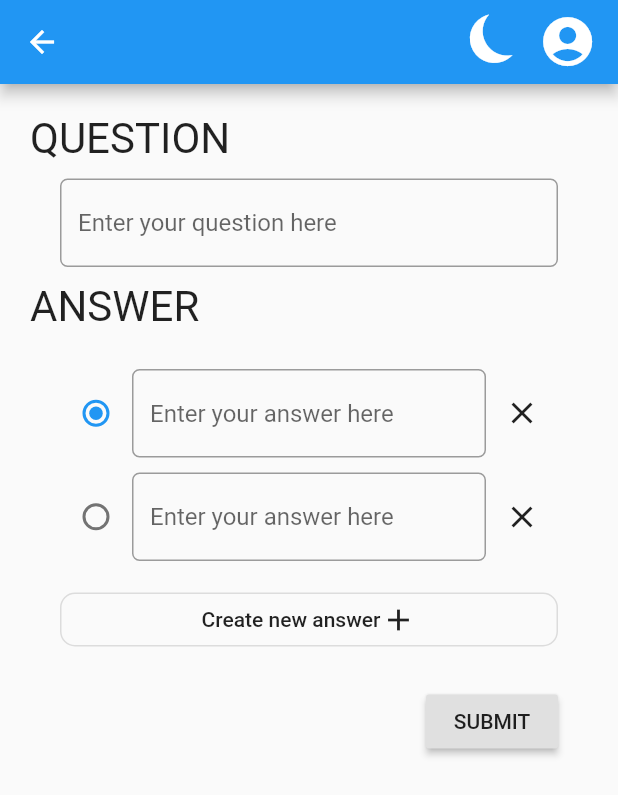
After one commit to ballyees/daily_challenge, a Flutter app: the AskQuestion screen opened directly, after a tap on the "close" icon, on a phone screen of 412 x 824 dp. The commit adds this screen. Shown: the top 795 px of the screen. Run offline on Flutter 3.47's test engine with Material 2 defaults, Android fonts, the phone set to English and light mode, and no system bars; our stand-ins replace logger, shared_preferences; missing offline and left inert: ff_navigation_bar, morpheus; accounts and stored records are empty.

Commit message:
create ask question pages but no submit logic

```diff
--- a/lib/src/appbar/appbar.dart
+++ b/lib/src/appbar/appbar.dart
@@ -32,7 +32,7 @@ class AppBarPages {
     AppThemeProvider appThemeProvider = Provider.of<AppThemeProvider>(context);
     PageIndexProvider pageIndexProvider = Provider.of<PageIndexProvider>(context);
     double _appBarHeight = AppBar().preferredSize.height;
-    double _itemSize = _appBarHeight * 0.75;
+    double _itemSize = _appBarHeight * 0.7;
     double _spaceSize = _appBarHeight / 4;
     return AppBar(
       actions: [
@@ -81,4 +81,66 @@ class AppBarPages {
       ],
     );
   }
+
+  static AppBar appBarAskQuestion(context, formKey){
+    AppThemeProvider appThemeProvider = Provider.of<AppThemeProvider>(context);
+    PageIndexProvider pageIndexProvider = Provider.of<PageIndexProvider>(context);
+    double _appBarHeight = AppBar().preferredSize.height;
+    double _itemSize = _appBarHeight * 0.7;
+    double _spaceSize = _appBarHeight / 4;
+    return AppBar(
+        leading: IconButton(
+          icon: Icon(Icons.arrow_back),
+          onPressed: () {
+            formKey.currentState.save();
+            Navigator.of(context).pop();
+          },
+        ),
+      actions: [
+        SizedBox(
+            height: _itemSize,
+            width: _itemSize,
+            child: RawMaterialButton(
+              child: Transform.rotate(
+                  angle: appThemeProvider.isDarkTheme ? 0 : pi * 2.5 / 3,
+                  child: Icon(
+                    appThemeProvider.isDarkTheme
+                        ? Icons.lightbulb_outline
+                        : Icons.brightness_3,
+                    size: _itemSize,
+                  )),
+              onPressed: () {
+                appThemeProvider.toggleTheme();
+                CustomLogger.log('appbar theme');
+              },
+              shape: CircleBorder(),
+            )),
+        SizedBox(
+          height: _spaceSize,
+          width: _spaceSize,
+        ),
+        SizedBox(
+          height: _itemSize,
+          width: _itemSize,
+          child: RawMaterialButton(
+            onPressed: () {
+              pageIndexProvider.setCurrentIndex(1);
+              Navigator.of(context).pop();
+              CustomLogger.log('to user profile');
+            },
+            elevation: 2.0,
+            child: Icon(
+              Icons.account_circle,
+              size: _itemSize,
+            ),
+            shape: CircleBorder(),
+          ),
+        ),
+        SizedBox(
+          height: _spaceSize,
+          width: _spaceSize,
+        ),
+      ],
+    );
+  }
 }
--- a/lib/src/custom_icons/counter.dart
+++ b/lib/src/custom_icons/counter.dart
@@ -13,7 +13,7 @@ class CounterProvider with ChangeNotifier {
   }
 
   CounterProvider._internal() {
-    counter = 0;
+    // counter = 0;
     CustomLogger.log('counter provider: singleton created');
   }
 
--- /dev/null
+++ b/lib/src/game/ask/ask_question.dart
@@ -0,0 +1,232 @@
+import 'package:daily_challenge/src/Logger.dart';
+import 'package:daily_challenge/src/appbar/appbar.dart';
+import 'package:flutter/material.dart';
+import 'package:provider/provider.dart';
+
+class AskQuestionProvider with ChangeNotifier {
+  TextEditingController _questionController;
+  int _formAnswerIndex;
+  List<TextEditingController> _answerControllers;
+  bool hasAnswer;
+
+  int get formAnswerIndex => _formAnswerIndex;
+  TextEditingController get questionController => _questionController;
+  List<TextEditingController> get answerControllers => _answerControllers;
+
+  void addAnswerController() {
+    answerControllers.add(TextEditingController());
+    notifyListeners();
+  }
+
+  void deleteAnswerController(int index) {
+    if (answerControllers.length != 2) {
+      print('delete index $index');
+      answerControllers.removeAt(index);
+      if ((_formAnswerIndex < index) && (_formAnswerIndex > 1)) {
+        _formAnswerIndex = index - 1;
+      }
+      notifyListeners();
+    }
+  }
+
+  Widget mapAnswerControllerListBuilder(context, paddingVertical, index) {
+    return Padding(
+      padding: EdgeInsets.symmetric(vertical: paddingVertical / 2),
+      child: Row(
+        children: [
+          Radio(
+            groupValue: _formAnswerIndex,
+            value: index,
+            onChanged: (value) {
+              print(value);
+              _formAnswerIndex = value;
+              notifyListeners();
+            },
+          ),
+          Expanded(
+            child: SizedBox(
+              child: TextFormField(
+                controller: _answerControllers[index],
+                decoration: InputDecoration(
+                  hintText: "Enter your answer here",
+                  border: OutlineInputBorder(
+                      borderSide: BorderSide(color: Colors.amber),
+                      borderRadius: BorderRadius.circular(5)),
+                ),
+                validator: (value) {
+                  if (value.isEmpty) {
+                    return 'Please enter your answer';
+                  }
+                  return null;
+                },
+              ),
+            ),
+          ),
+          IconButton(
+              icon: Icon(
+                Icons.close,
+              ),
+              onPressed: () {
+                deleteAnswerController(index);
+              }),
+        ],
+      ),
+    );
+  }
+
+  void settingField() {
+    _questionController = TextEditingController();
+    _formAnswerIndex = 0;
+    _answerControllers = <TextEditingController>[
+      TextEditingController(),
+      TextEditingController()
+    ];
+  }
+
+  static final AskQuestionProvider _instance = AskQuestionProvider._internal();
+  factory AskQuestionProvider() {
+    CustomLogger.log('ask_question provider: singleton factory');
+    return _instance;
+  }
+  AskQuestionProvider._internal() {
+    settingField();
+    CustomLogger.log('ask_question provider: singleton created');
+  }
+  @override
+  void dispose() {
+    CustomLogger.log('call dummy dispose');
+  }
+}
+
+class AskQuestion extends StatelessWidget {
+  @override
+  Widget build(BuildContext context) {
+    double _appBarHeight = AppBar().preferredSize.height;
+    double _textSize = _appBarHeight * 0.5;
+    double _paddingHorizontal = 20;
+    double _paddingVertical = 10;
+    AskQuestionProvider askQuestionProvider =
+        Provider.of<AskQuestionProvider>(context);
+    final _formKey = GlobalKey<FormState>();
+    print('ask q');
+    return Scaffold(
+      appBar: AppBarPages.appBarAskQuestion(context, _formKey),
+      body: SingleChildScrollView(
+        child: Column(
+          children: [
+            Padding(
+              padding: EdgeInsets.all(_paddingHorizontal),
+              child: Container(
+                child: Form(
+                  key: _formKey,
+                  // key: askQuestionProvider.formKey,
+                  child: Column(
+                    crossAxisAlignment: CrossAxisAlignment.start,
+                    children: [
+                      Text(
+                        'QUESTION',
+                        textAlign: TextAlign.left,
+                        style: TextStyle(
+                          fontSize: _textSize,
+                        ),
+                      ),
+                      Padding(
+                        padding: EdgeInsets.symmetric(
+                            vertical: _paddingVertical,
+                            horizontal: _paddingHorizontal),
+                        child: TextFormField(
+                          autofocus: false,
+                          controller: askQuestionProvider.questionController,
+                          decoration: InputDecoration(
+                            hintText: "Enter your question here",
+                            border: OutlineInputBorder(
+                                borderSide: BorderSide(color: Colors.amber),
+                                borderRadius: BorderRadius.circular(5)),
+                          ),
+                          validator: (value) {
+                            if (value.isEmpty) {
+                              return 'Please enter your question';
+                            }
+                            return null;
+                          },
+                        ),
+                      ),
+                      Text(
+                        'ANSWER',
+                        textAlign: TextAlign.left,
+                        style: TextStyle(
+                          fontSize: _textSize,
+                        ),
+                      ),
+                      Padding(
+                        padding: EdgeInsets.symmetric(
+                            vertical: _paddingVertical,
+                            horizontal: _paddingHorizontal),
+                        child: SingleChildScrollView(
+                          child: Column(
+                            children: [
+                              ChangeNotifierProvider.value(value:
+                                askQuestionProvider,
+                                child: Consumer<AskQuestionProvider>(
+                                  builder: (context, value, child) =>
+                                      ListView.builder(
+                                    shrinkWrap: true,
+                                    itemCount: value.answerControllers.length,
+                                    padding: EdgeInsets.symmetric(
+                                        vertical: _paddingVertical),
+                                    itemBuilder: (context, index) =>
+                                        askQuestionProvider.mapAnswerControllerListBuilder(
+                                            context, _paddingVertical, index),
+                                  ),
+                                ),
+                              ),
+                              OutlineButton(
+                                onPressed: () {
+                                  askQuestionProvider.addAnswerController();
+                                  print('Controller Created');
+                                },
+                                child: Row(
+                                  mainAxisAlignment: MainAxisAlignment.center,
+                                  children: [
+                                    Text('Create new answer'),
+                                    Icon(Icons.add)
+                                  ],
+                                ),
+                                shape: RoundedRectangleBorder(
+                                  borderRadius: BorderRadius.circular(10),
+                                ),
+                              ),
+                            ],
+                          ),
+                        ),
+                      ),
+                      Padding(
+                          padding: EdgeInsets.symmetric(
+                              vertical: _paddingVertical,
+                              horizontal: _paddingHorizontal),
+                          child: SingleChildScrollView(
+                              child: Align(
+                            alignment: Alignment.bottomRight,
+                            child: Builder(
+                              builder: (context) => RaisedButton(
+                                onPressed: () {
+                                  if (_formKey.currentState.validate()) {
+                                    Scaffold.of(context).showSnackBar(SnackBar(
+                                        content: Text('Processing Data')));
+                                  }
+                                },
+                                child: Text('SUBMIT'),
+                              ),
+                            ),
+                          ))),
+                    ],
+                  ),
+                ),
+              ),
+            ),
+          ],
+        ),
+      ),
+    );
+  }
+}
--- a/lib/src/game/home/game_home.dart
+++ b/lib/src/game/home/game_home.dart
@@ -1,18 +1,21 @@
 import 'package:daily_challenge/src/Logger.dart';
 import 'package:daily_challenge/src/appbar/appbar.dart';
+import 'package:daily_challenge/src/game/ask/ask_question.dart';
 import 'package:flutter/material.dart';
+import 'package:provider/provider.dart';
 
 class GameHome extends StatelessWidget {
   @override
   Widget build(BuildContext context) {
     double _width = MediaQuery.of(context).size.width / 1.25;
     double _height = MediaQuery.of(context).size.height / 5;
-    double _paddingTop = MediaQuery.of(context).size.height / 15;
+    double _paddingHorizontal = 20;
     return Scaffold(
       appBar: AppBarPages.appBarGameHome(context),
-      body: Container(
+      body: Padding(
+        padding: EdgeInsets.all(_paddingHorizontal),
+        child: Container(
           alignment: Alignment.topCenter,
-        padding: EdgeInsets.fromLTRB(0, _paddingTop, 0, 0),
           child: Column(
             children: [
               SizedBox(
@@ -39,6 +42,13 @@ class GameHome extends StatelessWidget {
                     'Let\'s ask',
                   ),
                   onPressed: () {
+                    Navigator.push(context,
+                    MaterialPageRoute(
+                      // builder: (context) => ChangeNotifierProvider.value(value: AskQuestionProvider(), child: AskQuestion()),
+                      // builder: (context) => Provider.value(value: AskQuestionProvider(), child: AskQuestion()),
+                      builder: (context) => AskQuestion(),
+                    ),
+                    );
                     CustomLogger.log('ask');
                   },
                   shape: RoundedRectangleBorder(
@@ -68,6 +78,7 @@ class GameHome extends StatelessWidget {
             ],
           ),
         ),
+      ),
     );
   }
 }
--- a/lib/src/home/home.dart
+++ b/lib/src/home/home.dart
@@ -1,5 +1,6 @@
 import 'package:daily_challenge/src/Logger.dart';
 import 'package:daily_challenge/src/custom_icons/counter.dart';
+import 'package:daily_challenge/src/game/ask/ask_question.dart';
 import 'package:daily_challenge/src/preference_utils.dart';
 import 'package:daily_challenge/src/theme/theme.dart';
 import 'package:ff_navigation_bar/ff_navigation_bar.dart';
@@ -31,6 +32,8 @@ class MyApp extends StatelessWidget {
                 providers: [
                   ChangeNotifierProvider.value(value: CounterProvider()),
                   ChangeNotifierProvider.value(value: PageIndexProvider()),
+                  // ChangeNotifierProvider.value(value: AskQuestionProvider()),
+                  Provider.value(value: AskQuestionProvider()),
                 ],
                 child: Consumer<AppThemeProvider>(
                   builder: (context, data, child) => MaterialApp(
--- a/lib/src/setting/setting.dart
+++ b/lib/src/setting/setting.dart
@@ -1,6 +1,5 @@
 import 'package:daily_challenge/src/Logger.dart';
 import 'package:daily_challenge/src/appbar/appbar.dart';
-import 'package:daily_challenge/src/setting/configure.dart';
 import 'package:daily_challenge/src/theme/theme.dart';
 import 'package:flutter/material.dart';
 import 'package:provider/provider.dart';
@@ -13,7 +12,9 @@ class SettingPage extends StatelessWidget {
     AppThemeProvider appThemeProvider = Provider.of<AppThemeProvider>(context);
     return Scaffold(
       appBar: AppBarPages.appBarSetting(context),
-      body: Container(
+      body: Padding(
+        padding: const EdgeInsets.all(20),
+        child: Container(
             alignment: Alignment.topCenter,
             padding: EdgeInsets.fromLTRB(0, _paddingTop, 0, 0),
             child: Column(
@@ -60,6 +61,7 @@ class SettingPage extends StatelessWidget {
                 ),
               ],
             )),
+      ),
     );
   }
 }
--- a/lib/src/theme/theme.dart
+++ b/lib/src/theme/theme.dart
@@ -60,7 +60,6 @@ class AppThemeProvider with ChangeNotifier {
   }
 
   AppThemeProvider._internal() {
-    // _isDarkTheme = true;
     CustomLogger.log('AppTheme: singleton created');
   }
 
```
Also changed, not shown: 1 other file. Lines whose indentation alone changed are shown as unchanged.
